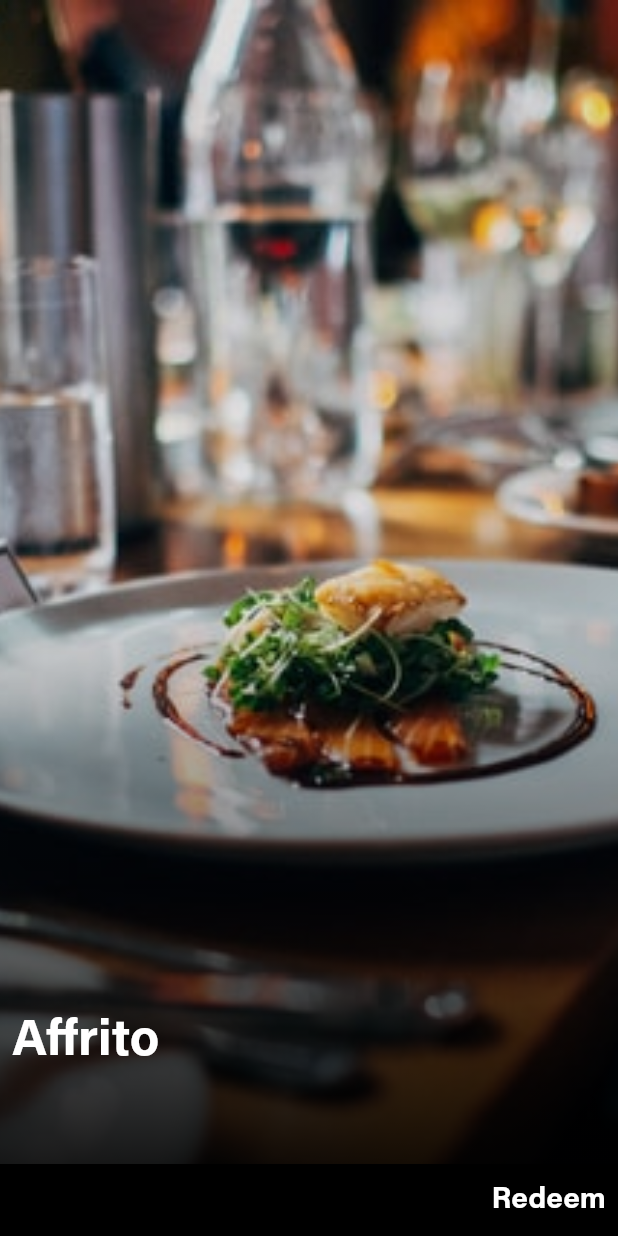
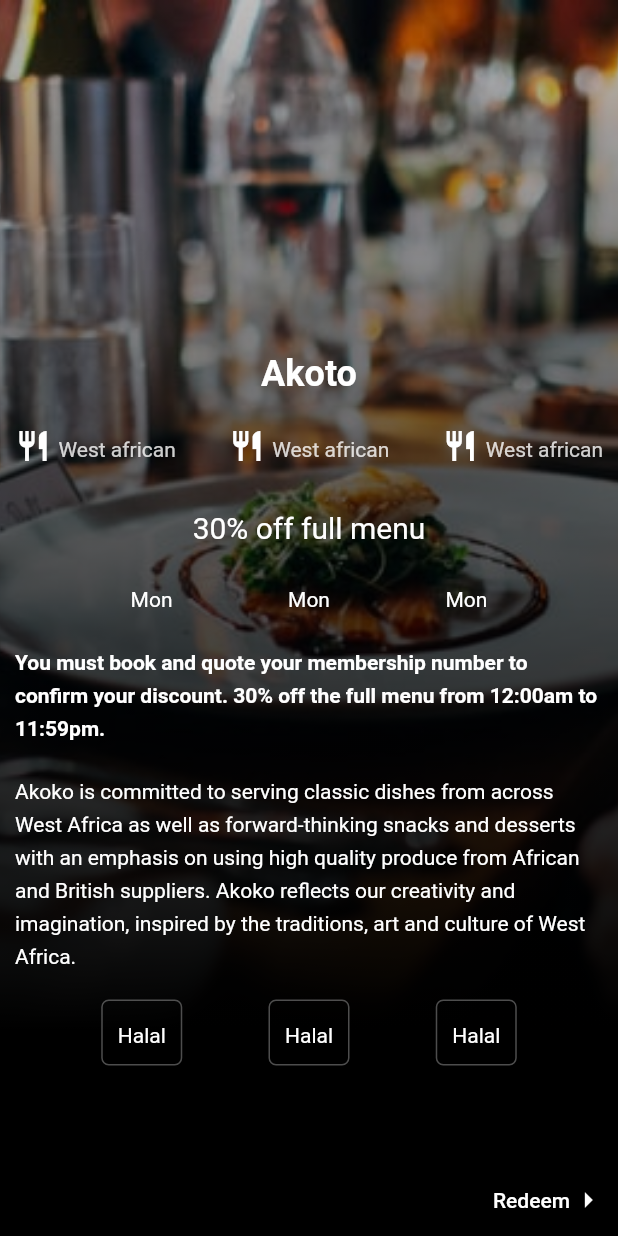
Before and after one commit to yomiAdenaike01/BLVCKCARD, a Flutter app: the ResturantDetails screen opened directly, on a phone screen of 412 x 824 dp. Run offline on Flutter 3.47's test engine with Material 2 defaults, Android fonts, the phone set to English and light mode, and no system bars; our stand-ins replace google_maps_flutter, location.

Commit message:
details page completion and theme changes

```diff
--- a/mobile_application/lib/main.dart
+++ b/mobile_application/lib/main.dart
@@ -3,6 +3,7 @@
 import 'package:mobile_application/screens/profile/profile.dart';
 import 'package:mobile_application/screens/saved/saved.dart';
 import 'package:location/location.dart';
+import 'package:mobile_application/utils/constants.dart';
 import './screens/directory/directory.dart';
 
 void main() {
@@ -10,23 +11,26 @@
     MaterialApp(
       debugShowCheckedModeBanner: false,
       home: MainApp(),
-      theme: ThemeData(
-        fontFamily: 'Acumin',
-        scaffoldBackgroundColor: Color(0xFF121212),
-        textTheme: TextTheme(
-          bodyText1: TextStyle(
-            color: Colors.white,
-          ),
-          bodyText2: TextStyle(
-            color: Colors.white,
-          ),
-          button: TextStyle(
-            color: Colors.white,
+      theme: ThemeData.dark().copyWith(
+        textButtonTheme: TextButtonThemeData(
+          style: TextButton.styleFrom(
+            primary: Colors.white,
           ),
         ),
-        iconTheme: IconThemeData(
-          size: 17,
-          color: Colors.white,
+        textTheme: TextTheme(
+          bodyText1: const TextStyle(
+            height: kLineHeight,
+          ),
+          bodyText2: const TextStyle(
+            height: kLineHeight,
+          ),
+        ),
+        bottomNavigationBarTheme: BottomNavigationBarThemeData(
+          backgroundColor: kDeepBlack,
+          selectedItemColor: Colors.white70,
+          unselectedItemColor: Colors.white.withOpacity(.7),
+          selectedIconTheme: IconThemeData(color: Colors.white),
+          showUnselectedLabels: true,
         ),
       ),
     ),
--- a/mobile_application/lib/screens/resturant_details/resturant_details.dart
+++ b/mobile_application/lib/screens/resturant_details/resturant_details.dart
@@ -1,5 +1,6 @@
 import 'package:flutter/material.dart';
 import 'package:mobile_application/screens/directory/redeem/redeem_dialog.dart';
+import 'package:mobile_application/utils/constants.dart';
 import 'package:mobile_application/utils/helpers.dart';
 import "../../utils/extensions/string_extensions.dart";
 
@@ -27,22 +28,22 @@
     TextTheme txtTheme = Theme.of(context).textTheme;
     return Scaffold(
       backgroundColor: Colors.black,
-      body: Container(
-        height: double.infinity,
-        width: double.infinity,
-        child: Stack(
+      body: Stack(
         children: [
           ShaderMask(
             shaderCallback: (rect) => LinearGradient(
+              begin: Alignment.bottomCenter,
+              end: Alignment.topCenter,
               colors: [
-                  Colors.black12,
                 Colors.black,
+                Colors.black26,
               ],
-                begin: Alignment.center,
-                end: Alignment.bottomCenter,
-              ).createShader(rect),
+            ).createShader(
+              rect,
+            ),
             blendMode: BlendMode.darken,
             child: Container(
+              height: MediaQuery.of(context).size.height / 1.2,
               decoration: const BoxDecoration(
                 image: DecorationImage(
                   image: AssetImage('assets/images/rest1.jpg'),
@@ -51,65 +52,137 @@
               ),
             ),
           ),
-            Padding(
-              padding: const EdgeInsets.symmetric(vertical: 100),
-              child: PageView(
-                scrollDirection: Axis.vertical,
-                children: [
-                  Padding(
-                    padding: const EdgeInsets.all(8.0),
-                    child: Column(
-                      mainAxisAlignment: MainAxisAlignment.end,
-                      children: [
-                        Align(
-                          alignment: Alignment.bottomLeft,
+          Positioned(
+            child: Center(
+              child: Padding(
+                padding: const EdgeInsets.symmetric(horizontal: 10.0),
                 child: Column(
                   children: [
+                    Spacer(flex: 2),
                     Text(
-                                'Affrito',
+                      'Akoto',
                       style: TextStyle(
+                        fontSize: txtTheme.headline5.fontSize,
                         fontWeight: FontWeight.bold,
-                                  fontSize: Theme.of(context)
-                                      .textTheme
-                                      .headline4
-                                      .fontSize,
                       ),
-                              )
+                    ),
+                    const SizedBox(height: kDefaultPadding),
+                    Row(
+                      mainAxisAlignment: MainAxisAlignment.spaceBetween,
+                      crossAxisAlignment: CrossAxisAlignment.center,
+                      children: [
+                        tag(),
+                        tag(),
+                        tag(),
+                      ],
+                    ),
+                    const SizedBox(height: kDefaultPadding + 5),
+                    Text(
+                      '30% off full menu',
+                      style: TextStyle(
+                        fontSize: txtTheme.headline6.fontSize,
+                      ),
+                    ),
+                    const SizedBox(
+                      height: kDefaultPadding,
+                    ),
+                    Row(
+                      mainAxisAlignment: MainAxisAlignment.spaceEvenly,
+                      children: [
+                        Container(
+                          child: Text('Mon'),
+                        ),
+                        Container(
+                          child: Text('Mon'),
+                        ),
+                        Container(
+                          child: Text('Mon'),
+                        ),
+                      ],
+                    ),
+                    const SizedBox(
+                      height: kDefaultPadding,
+                    ),
+                    Text(
+                      'You must book and quote your membership number to confirm your discount. 30% off the full menu from 12:00am to 11:59pm.',
+                      style: const TextStyle(
+                        fontWeight: FontWeight.bold,
+                      ),
+                    ),
+                    const SizedBox(
+                      height: kDefaultPadding,
+                    ),
+                    Text(
+                        'Akoko is committed to serving classic dishes from across West Africa as well as forward-thinking snacks and desserts with an emphasis on using high quality produce from African and British suppliers. Akoko reflects our creativity and imagination, inspired by the traditions, art and culture of West Africa.'),
+                    const SizedBox(
+                      height: kDefaultPadding,
+                    ),
+                    Row(
+                      mainAxisAlignment: MainAxisAlignment.spaceEvenly,
+                      children: [
+                        categoryItem(),
+                        categoryItem(),
+                        categoryItem(),
+                      ],
+                    ),
+                    Spacer()
                   ],
                 ),
               ),
-                      ],
-                    ),
-                  ),
-                  Text('Hello this is the other screen')
-                ],
             ),
           ),
           Positioned(
             bottom: 0,
             right: 0,
-              left: 0,
-              child: Container(
-                color: Colors.black,
-                child: Align(
-                  alignment: Alignment.centerRight,
             child: TextButton(
-                    child: Text(
-                      'Redeem',
-                      style: TextStyle(
-                        color: Colors.white,
-                        fontWeight: FontWeight.bold,
-                        fontSize: txtTheme.headline6.fontSize,
-                      ),
-                    ),
               onPressed: () {},
-                  ),
+              child: Row(
+                children: [
+                  Text('Redeem'),
+                  Icon(
+                    Icons.arrow_right,
+                  )
+                ],
               ),
             ),
           )
         ],
       ),
+    );
+  }
+
+  Container categoryItem() {
+    return Container(
+      child: Text('Halal'),
+      padding: const EdgeInsets.all(10),
+      decoration: BoxDecoration(
+          borderRadius: const BorderRadius.all(
+            Radius.circular(
+              5,
             ),
+          ),
+          border: Border.all(
+            color: Colors.white.withOpacity(.3),
+          )),
+    );
+  }
+
+  Row tag() {
+    return Row(
+      children: [
+        Icon(Icons.restaurant),
+        const SizedBox(
+          width: kSmallPadding,
+        ),
+        Text(
+          'West african',
+          style: TextStyle(
+            color: Colors.white.withOpacity(
+              .8,
+            ),
+          ),
+        ),
+      ],
     );
   }
 }
--- /dev/null
+++ b/mobile_application/lib/utils/constants.dart
@@ -0,0 +1,9 @@
+import 'package:flutter/material.dart';
+
+const kGray = Color(0xFF6E6E6E);
+const kBlack = Color(0xFFF333333);
+const kDeepBlack = Color(0xFF121212);
+const kDefaultPadding = 20.0;
+const kSmallPadding = 5.0;
+const kWhiteOpacity = .3;
+const kLineHeight = 1.6;
```
Lines whose indentation alone changed are shown as unchanged.
